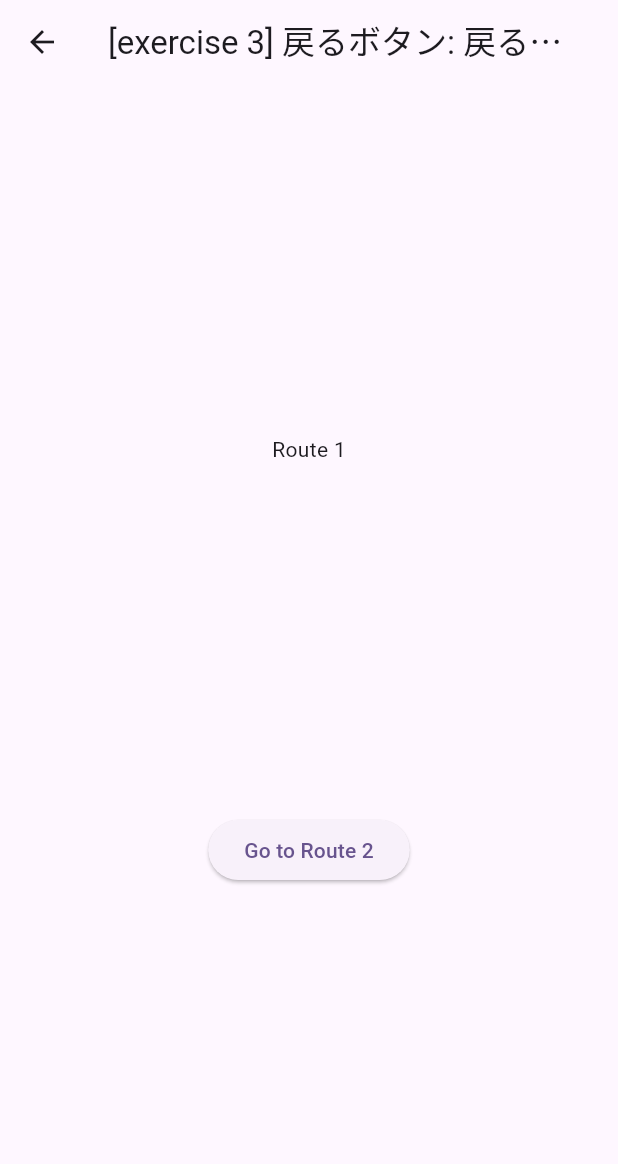
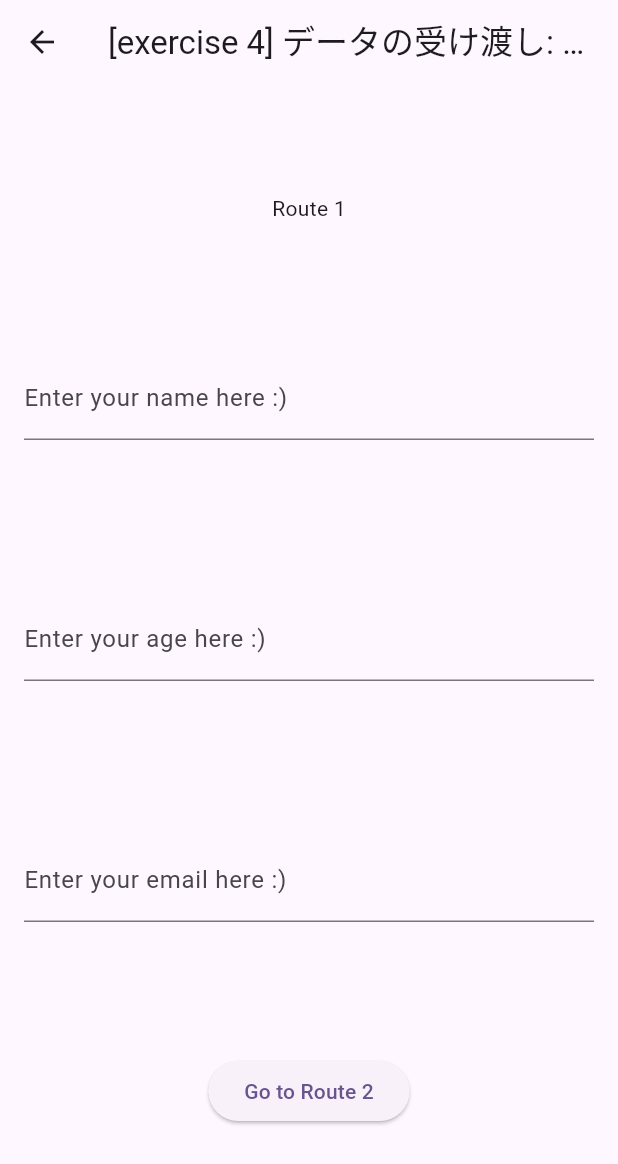
Before and after one commit to Pregum/auto_route_100_exercise, a Flutter app: the screen it shows after launch, after a tap on an icon or button, on a phone screen of 412 x 824 dp. Shown: the top 1164 px of the screen. Run offline on Flutter 3.47's test engine with Material 3 defaults, Android fonts, the phone set to English and light mode, and no system bars; our stand-ins replace auto_route.

Commit message:
update: exercise4を追加

```diff
--- /dev/null
+++ b/lib/exercises/section1/exercise4.dart
@@ -0,0 +1,163 @@
+import 'dart:convert';
+
+import 'package:auto_route/auto_route.dart';
+import 'package:auto_route_100_exercise/constants.dart';
+import 'package:auto_route_100_exercise/main_router.dart';
+import 'package:flutter/material.dart';
+
+class Exercise4PlaneData {
+  final String name;
+  final int age;
+  final String email;
+  const Exercise4PlaneData({
+    required this.name,
+    required this.age,
+    required this.email,
+  });
+
+  @override
+  String toString() {
+    return 'name: $name, age: $age, email: $email';
+  }
+}
+
+@RoutePage()
+class Exercise4Page1 extends StatefulWidget {
+  const Exercise4Page1({super.key});
+
+  @override
+  State<Exercise4Page1> createState() => _Exercise4Page1State();
+}
+
+class _Exercise4Page1State extends State<Exercise4Page1> {
+  final _nameTextEditingController = TextEditingController();
+  final _ageTextEditingController = TextEditingController();
+  final _emailTextEditingController = TextEditingController();
+  String _ageErrorMessage = '';
+  int _age = 0;
+
+  @override
+  void dispose() {
+    _nameTextEditingController.dispose();
+    _ageTextEditingController.dispose();
+    _emailTextEditingController.dispose();
+    super.dispose();
+  }
+
+  @override
+  Widget build(BuildContext context) {
+    return Scaffold(
+      appBar: AppBar(title: const Text(Constants.exercise4Title)),
+      body: Column(
+        mainAxisAlignment: MainAxisAlignment.spaceEvenly,
+        children: [
+          const Center(
+            child: Text('Route 1'),
+          ),
+          Padding(
+            padding: const EdgeInsets.all(16.0),
+            child: TextField(
+              controller: _nameTextEditingController,
+              decoration: const InputDecoration(
+                labelText: 'Enter your name here :)',
+              ),
+            ),
+          ),
+          Padding(
+            padding: const EdgeInsets.all(16.0),
+            child: TextField(
+              controller: _ageTextEditingController,
+              decoration: const InputDecoration(
+                labelText: 'Enter your age here :)',
+              ),
+              onChanged: (word) {
+                final age = int.tryParse(_ageTextEditingController.text);
+                if (age == null) {
+                  setState(() {
+                    _ageErrorMessage = 'age is not a number';
+                    _age = 0;
+                  });
+                } else {
+                  setState(() {
+                    _ageErrorMessage = '';
+                    _age = age;
+                  });
+                }
+              },
+            ),
+          ),
+          if (_ageErrorMessage.isNotEmpty)
+            Padding(
+              padding: const EdgeInsets.only(top: 4.0),
+              child: Text(
+                _ageErrorMessage,
+                style: const TextStyle(color: Colors.red),
+              ),
+            ),
+          Padding(
+            padding: const EdgeInsets.all(16.0),
+            child: TextField(
+              controller: _emailTextEditingController,
+              decoration: const InputDecoration(
+                labelText: 'Enter your email here :)',
+              ),
+            ),
+          ),
+          ElevatedButton(
+            onPressed: () {
+              if (_ageErrorMessage.isNotEmpty) {
+                return;
+              }
+
+              final planeData = Exercise4PlaneData(
+                name: _nameTextEditingController.text,
+                age: _age,
+                email: _emailTextEditingController.text,
+              );
+              context.router.push(Exercise4Route2(planeData: planeData));
+            },
+            child: const Text('Go to Route 2'),
+          ),
+        ],
+      ),
+    );
+  }
+}
+
+@RoutePage()
+class Exercise4Page2 extends StatefulWidget {
+  final Exercise4PlaneData planeData;
+  final VoidCallback? onTapClearButton;
+
+  const Exercise4Page2({
+    super.key,
+    required this.planeData,
+    this.onTapClearButton,
+  });
+
+  @override
+  State<Exercise4Page2> createState() => _Exercise4Page2State();
+}
+
+class _Exercise4Page2State extends State<Exercise4Page2> {
+  @override
+  Widget build(BuildContext context) {
+    return Scaffold(
+      appBar: AppBar(title: const Text(Constants.exercise4Title)),
+      body: Center(
+        child: Column(
+          crossAxisAlignment: CrossAxisAlignment.center,
+          children: [
+            const Text('Route 2'),
+            const SizedBox(height: 16),
+            Text('Input data --> ${widget.planeData}'),
+            ElevatedButton(
+              onPressed: widget.onTapClearButton?.call,
+              child: const Text('clear data'),
+            ),
+          ],
+        ),
+      ),
+    );
+  }
+}
--- a/lib/exercises/section1/section1_router.dart
+++ b/lib/exercises/section1/section1_router.dart
@@ -8,4 +8,6 @@ final List<AutoRoute> section1Routes = [
   AutoRoute(page: Exercise2Route2.page),
   AutoRoute(page: Exercise3Route1.page),
   AutoRoute(page: Exercise3Route2.page),
+  AutoRoute(page: Exercise4Route1.page),
+  AutoRoute(page: Exercise4Route2.page),
 ];
--- a/lib/main.dart
+++ b/lib/main.dart
@@ -66,7 +66,7 @@ class _MyHomePageState extends State<MyHomePage> {
               _navigateToExercise(const Exercise3Route1());
             }),
             _buildExerciseButton(context, Constants.exercise4Title, () {
-              _navigateToExercise(const Exercise3Route1());
+              _navigateToExercise(const Exercise4Route1());
             }),
           ],
         ),
--- a/lib/main_router.dart
+++ b/lib/main_router.dart
@@ -2,6 +2,7 @@ import 'package:auto_route/auto_route.dart';
 import 'package:auto_route_100_exercise/exercises/section1/exercise1.dart';
 import 'package:auto_route_100_exercise/exercises/section1/exercise2.dart';
 import 'package:auto_route_100_exercise/exercises/section1/exercise3.dart';
+import 'package:auto_route_100_exercise/exercises/section1/exercise4.dart';
 import 'package:auto_route_100_exercise/exercises/section1/section1_router.dart';
 import 'package:auto_route_100_exercise/main.dart';
 import 'package:flutter/material.dart';
```
Also changed, not shown: lib/main_router.gr.dart.
